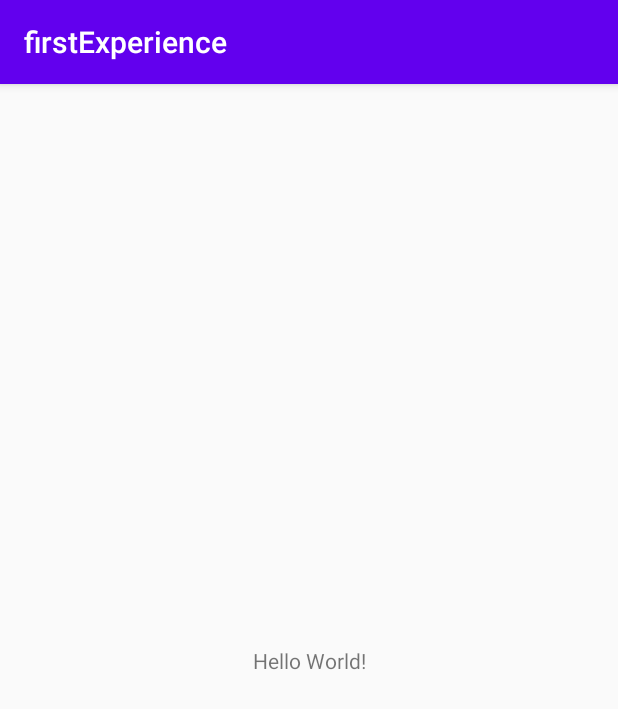
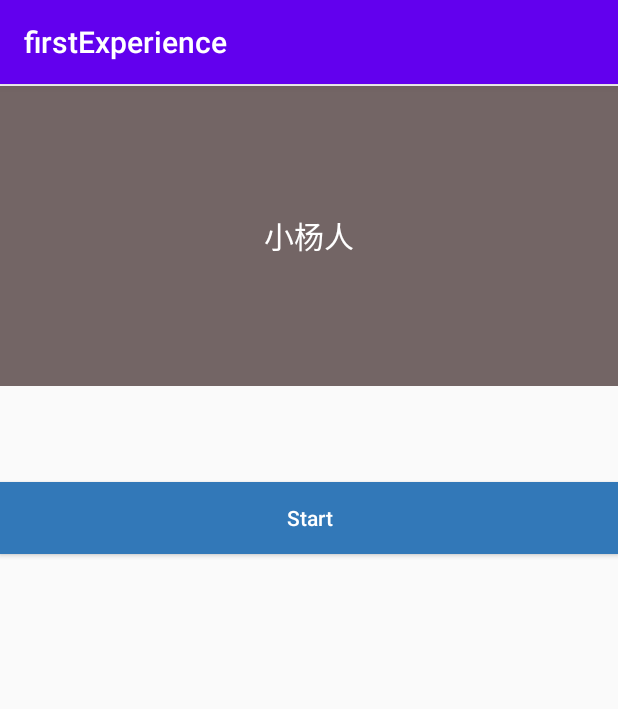
Before and after one commit to emmmwang/emmmmmm, an Android app: the screen it shows after launch (MainActivity), on a phone screen of 412 x 824 dp. Shown: the top 709 px of the screen. Run offline under Robolectric (Android 15) with nearby library versions, the phone set to English and light mode, and no system bars.

Commit message:
2.工程结束

```diff
--- a/app/src/main/java/com/example/firstexperience/MainActivity.kt
+++ b/app/src/main/java/com/example/firstexperience/MainActivity.kt
@@ -2,10 +2,50 @@ package com.example.firstexperience
 
 import androidx.appcompat.app.AppCompatActivity
 import android.os.Bundle
+import android.util.Log
+import kotlinx.android.synthetic.main.activity_main.*
+import java.util.*
+import kotlin.concurrent.timer
+import kotlin.math.log
 
 class MainActivity : AppCompatActivity() {
+    //保存抽奖名单
+    var names= listOf<String>("小杨人","王小王","emmmm")
+    //定时器 每隔一段时间切换一次名字
+    lateinit var timer:Timer
+    //记录当前索引
+    var index=0
     override fun onCreate(savedInstanceState: Bundle?) {
         super.onCreate(savedInstanceState)
         setContentView(R.layout.activity_main)
+        init()
+    }
+    private fun init(){
+        //设置默认显示第一个人
+        mNameTextView.text=names[index]
+
+        //相应点击事件
+        mStartBtn.setOnClickListener{
+            //判断标题
+            if(mStartBtn.text.toString()=="Start"){
+                mStartBtn.text="Stop"
+                //创建定时器
+                timer= Timer()
+                //分配一个任务
+                timer.schedule(object :TimerTask(){
+                    override fun run(){
+                        //判断是否越界
+                        index=if(index+1>names.size-1) 0 else index++
+                        Log.v("emmm","$index")
+                        //取出对应的名字
+                        mNameTextView.text=names[index]
+                    }
+
+                },0,100)
+            }else{
+                mStartBtn.text="Start"
+                timer.cancel()
+            }
+        }
     }
 }
--- a/app/src/main/res/layout/activity_main.xml
+++ b/app/src/main/res/layout/activity_main.xml
@@ -7,12 +7,32 @@
     tools:context=".MainActivity">
 
     <TextView
-        android:layout_width="wrap_content"
+        android:id="@+id/mNameTextView"
+        android:layout_width="0dp"
+        android:layout_height="200dp"
+        android:background="#736565"
+        android:text="TextView"
+        android:textColor="@android:color/white"
+        android:gravity="center"
+        android:textSize="20dp"
+        app:layout_constraintBottom_toBottomOf="parent"
+        app:layout_constraintEnd_toEndOf="parent"
+        app:layout_constraintHorizontal_bias="1.0"
+        app:layout_constraintStart_toStartOf="parent"
+        app:layout_constraintTop_toTopOf="parent"
+        app:layout_constraintVertical_bias="0.002" />
+
+    <Button
+        android:id="@+id/mStartBtn"
+        android:layout_width="0dp"
         android:layout_height="wrap_content"
-        android:text="Hello World!"
-        app:layout_constraintBottom_toBottomOf="parent"
-        app:layout_constraintLeft_toLeftOf="parent"
-        app:layout_constraintRight_toRightOf="parent"
-        app:layout_constraintTop_toTopOf="parent" />
-
+        android:layout_marginTop="64dp"
+        android:background="#3278B8"
+        android:text="Start"
+        android:textAllCaps="false"
+        android:textColor="@android:color/white"
+        app:layout_constraintEnd_toEndOf="parent"
+        app:layout_constraintHorizontal_bias="0.0"
+        app:layout_constraintStart_toStartOf="parent"
+        app:layout_constraintTop_toBottomOf="@+id/mNameTextView" />
 </androidx.constraintlayout.widget.ConstraintLayout>
```
